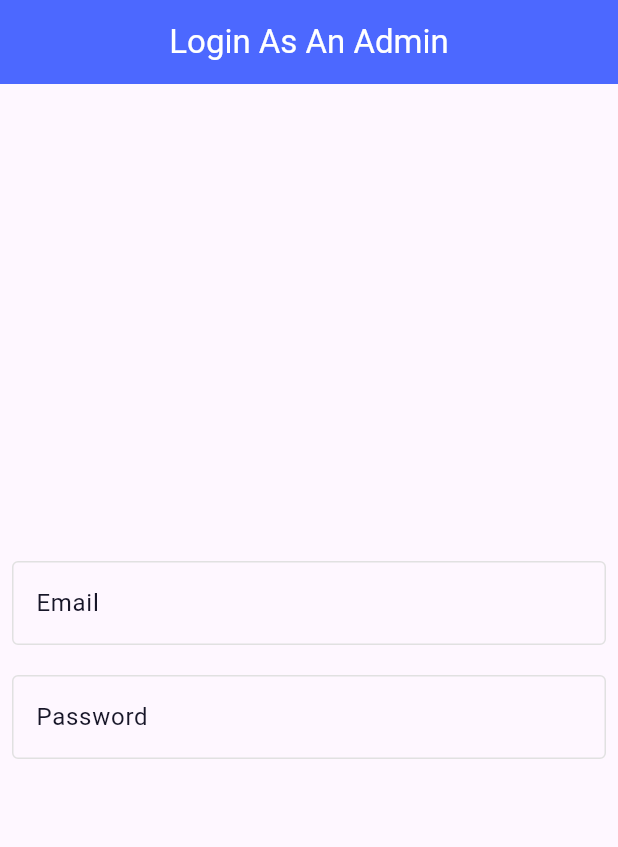
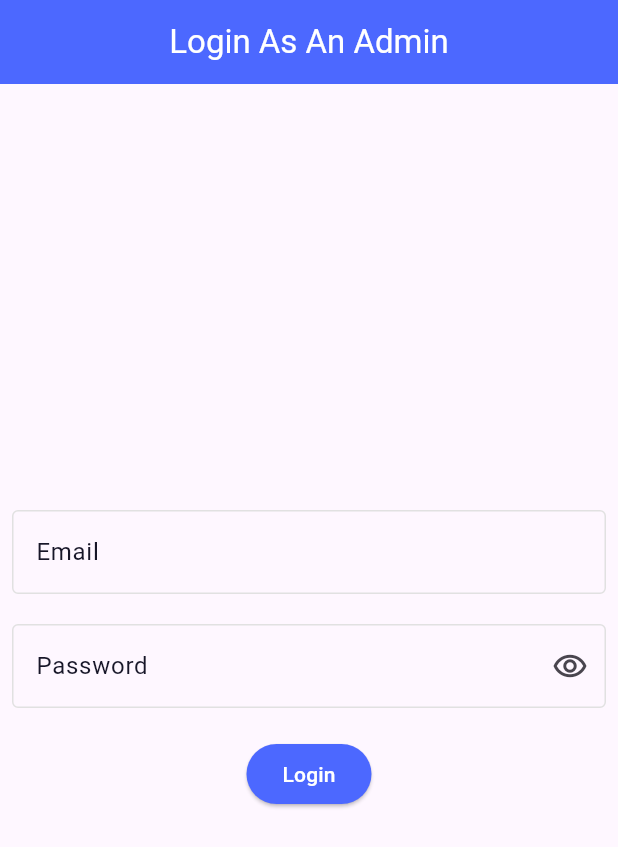
Before and after one commit to blalfayed/ecommerce_supabase_admin, a Flutter app: the screen it shows after launch, on a phone screen of 412 x 824 dp. Shown: the top 847 px of the screen. Run offline on Flutter 3.47's test engine with Material 3 defaults, Android fonts, the phone set to English and light mode, and no system bars; our stand-ins replace cached_network_image, dio, flutter_bloc.

Commit message:
finish login view ui

```diff
--- /dev/null
+++ b/lib/core/components/custom_elevated_button.dart
@@ -0,0 +1,32 @@
+import 'package:flutter/material.dart';
+
+import '../app_colors.dart';
+
+class CustomElevatedButton extends StatelessWidget {
+  const CustomElevatedButton({
+    super.key,
+    this.width,
+    this.height,
+    required this.onPressed,
+    required this.child,
+  });
+  final double? width;
+  final double? height;
+  final VoidCallback onPressed;
+  final Widget child;
+  @override
+  Widget build(BuildContext context) {
+    return SizedBox(
+      width: width,
+      height: height,
+      child: ElevatedButton(
+        onPressed: onPressed,
+        style: ElevatedButton.styleFrom(
+          backgroundColor: AppColors.kPrimaryColor,
+          foregroundColor: AppColors.kWhiteColor,
+        ),
+        child: child,
+      ),
+    );
+  }
+}
--- a/lib/core/components/custom_search_field.dart
+++ b/lib/core/components/custom_search_field.dart
@@ -7,16 +7,26 @@
     super.key,
     this.controller,
     required this.labelText,
+    this.isPassword = false,
+    this.onPressed,
   });
   final String labelText;
 
   final TextEditingController? controller;
+  final bool isPassword;
+  final void Function()? onPressed;
   @override
   Widget build(BuildContext context) {
     return TextFormField(
+        obscureText: isPassword,
         cursorColor: AppColors.kBlackColor,
         controller: controller,
         decoration: InputDecoration(
+          suffixIcon: isPassword
+              ? IconButton(
+                  onPressed: onPressed,
+                  icon: const Icon(Icons.remove_red_eye_outlined))
+              : null,
           labelText: labelText,
           labelStyle: const TextStyle(color: AppColors.kBlackColor),
           border: const OutlineInputBorder(
--- a/lib/features/auth/view/login_view.dart
+++ b/lib/features/auth/view/login_view.dart
@@ -1,6 +1,8 @@
 import 'package:ecommerce_supabase_admin/core/components/custom_search_field.dart';
 import 'package:ecommerce_supabase_admin/core/functions/build_custom_app_bar.dart';
 import 'package:flutter/material.dart';
+
+import '../../../core/components/custom_elevated_button.dart';
 
 class LoginView extends StatefulWidget {
   const LoginView({super.key});
@@ -33,9 +35,25 @@
               CustomField(
                 labelText: "Password",
                 controller: passwordController,
+                isPassword: true,
+                onPressed: () {},
+              ),
+              const SizedBox(
+                height: 20,
+              ),
+              CustomElevatedButton(
+                onPressed: () {},
+                child: const Text('Login'),
               )
             ],
           ),
         ));
   }
+
+  @override
+  void dispose() {
+    emailController.dispose();
+    passwordController.dispose();
+    super.dispose();
+  }
 }
```
